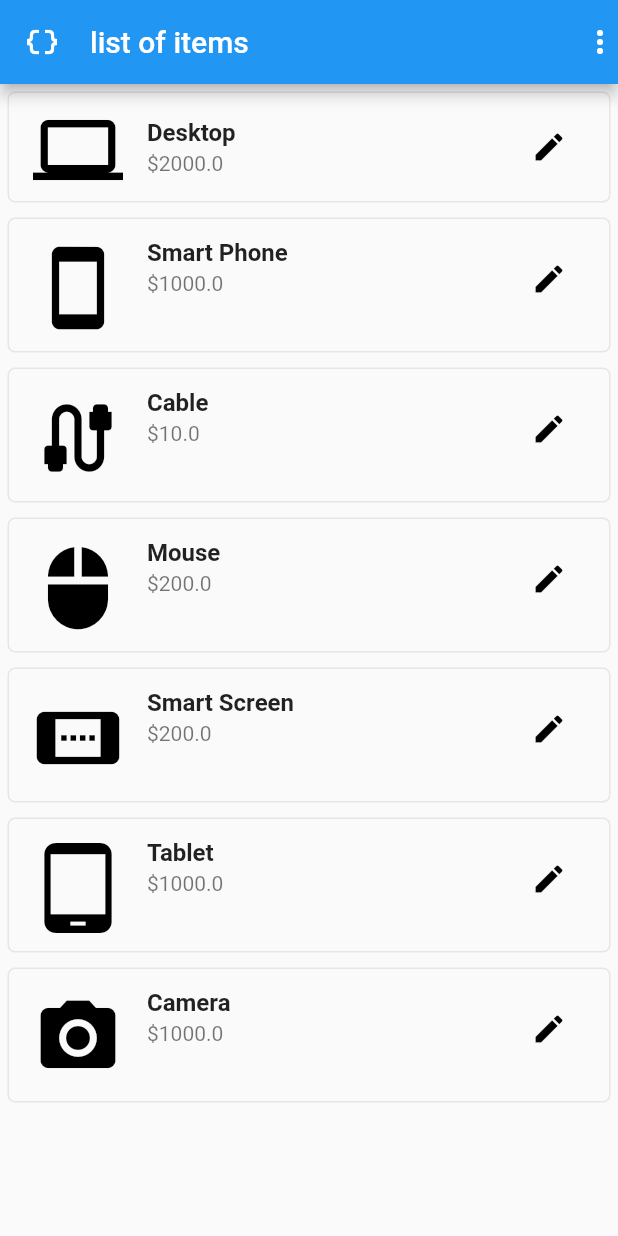
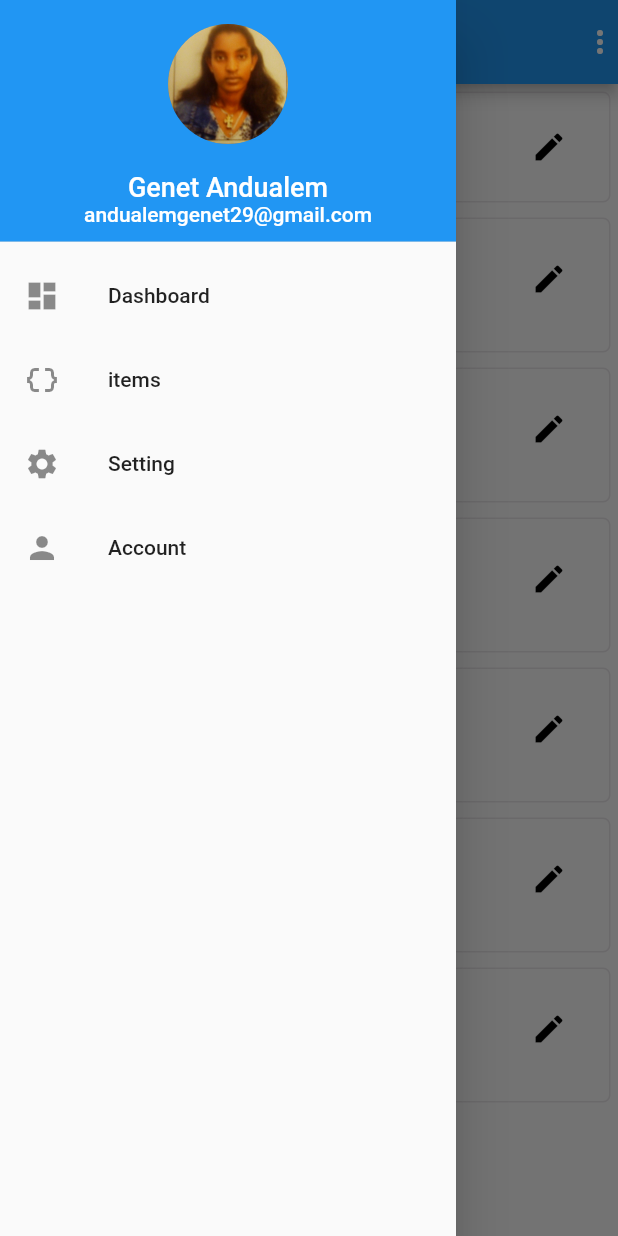
Before and after one commit to Genet29/Flutter-project, a Flutter app: the screen it shows after launch, with the side drawer open (before the commit the screen has no drawer), on a phone screen of 412 x 824 dp. Run offline on Flutter 3.47's test engine with Material 2 defaults, Android fonts, the phone set to English and light mode, and no system bars.

Commit message:
Updated project

```diff
--- a/lib/main.dart
+++ b/lib/main.dart
@@ -27,10 +27,99 @@ class MyApp extends StatelessWidget {
               SizedBox(width: 20,),
               Text(Title),
             ],
+
           ),
           actions:const<Widget>[
           Icon(Icons.more_vert)
          ],
+        ),
+        drawer: Drawer(
+
+          child: ListView(
+             padding: EdgeInsets.zero,
+
+            children: <Widget>[
+
+               DrawerHeader(
+                 decoration: BoxDecoration(
+                  color: Colors.blue,
+                ),
+
+
+                child: Column(
+              crossAxisAlignment: CrossAxisAlignment.start,
+              children: [
+                Center(
+                  child: CircleAvatar(
+                    radius: 40,
+                    backgroundImage: AssetImage(
+                      'assets/images/geni.jpg'
+                      ),
+
+                    ),
+                ),
+                  SizedBox(height: 18.0,
+                  ),
+                  Center(
+                    child: Text(
+                      'Genet Andualem',
+                    style: TextStyle(
+                      color: Colors.white,
+                       fontSize: 18.0,
+                    ),
+                    ),
+                  ),
+                  Center(
+                    child: Text(
+                      'andualemgenet29@gmail.com',
+                      style: TextStyle(
+                        color: Colors.white,
+                        fontSize: 14.0,
+                      ),
+                    ),
+                  ),
+              ],
+            ),
+            ),
+
+              ListTile(
+                title: const Text('Dashboard'),
+                leading: const Icon(
+                  Icons.dashboard,
+                ),
+                onTap: () {
+                  Navigator.pop(context);
+                },
+              ),
+              ListTile(
+                leading: const Icon(
+                  Icons.data_object,
+                ),
+                title: const Text('items'),
+                onTap: () {
+                  Navigator.pop(context);
+                },
+              ),
+              ListTile(
+                title: const Text('Setting'),
+                leading: const Icon(
+                  Icons.settings,
+                ),
+                onTap: () {
+                  Navigator.pop(context);
+                },
+              ),
+              ListTile(
+                title: const Text('Account'),
+                leading: const Icon(
+                  Icons.person,
+                ),
+                onTap: () {
+                  Navigator.pop(context);
+                },
+              ),
+               ],
+          ),
         ),
      body: ListView(
          children: [
@@ -143,10 +232,7 @@ class MyApp extends StatelessWidget {
                   ),
                 isThreeLine: true,
              ),
-                ),
-
-
-                     Padding(
+                 ), Padding(
                padding: const EdgeInsets.all(5.0),
                child: ListTile(
                  shape: RoundedRectangleBorder(
@@ -162,11 +248,12 @@ class MyApp extends StatelessWidget {
                   onPressed: () { },
                   ),
                 isThreeLine: true,
+
              ),
              ),
            ],
          )
-      )
+      ),
     );
     }
 }
--- a/pubspec.yaml
+++ b/pubspec.yaml
@@ -60,9 +60,9 @@ flutter:
   uses-material-design: true
 
   # To add assets to your application, add an assets section, like this:
-  # assets:
-  #   - images/a_dot_burr.jpeg
-  #   - images/a_dot_ham.jpeg
+  assets:
+    - assets/images/geni.jpg
+
 
   # An image asset can refer to one or more resolution-specific "variants", see
   # https://flutter.dev/assets-and-images/#resolution-aware
```
Also changed, not shown: assets/images/cat.jpg (added), assets/images/geni.jpg (added). Lines whose indentation alone changed are shown as unchanged.
